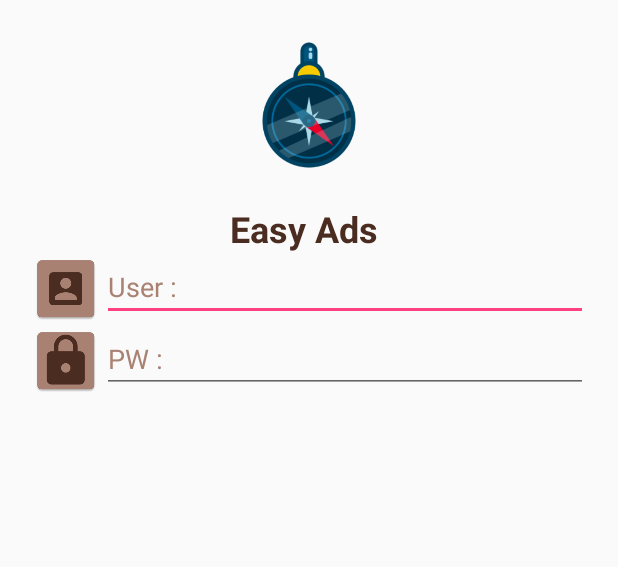
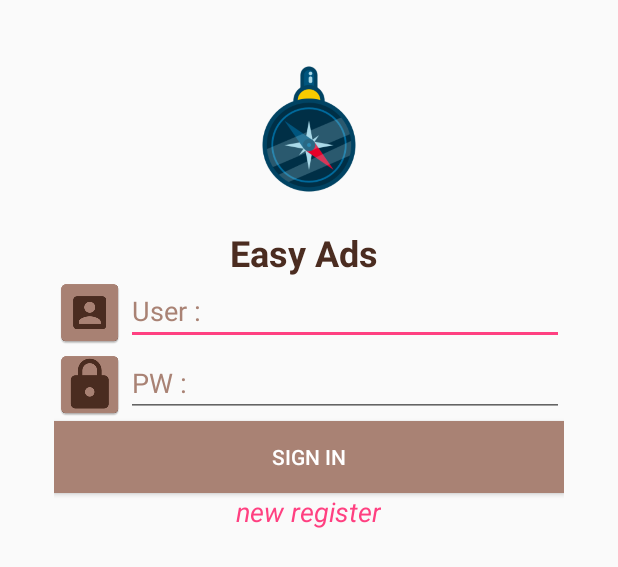
Before and after one commit to KitApp/EasyAds, an Android app: the layout fragment_main.xml on its own in the app's theme, with its tools: preview values and no code run, on a phone screen of 412 x 824 dp. Shown: the top 567 px of the screen. Run offline under Robolectric (Android 15) with nearby library versions, the phone set to English and light mode, and no system bars.

Commit message:
Design UI MainFragment Success

```diff
--- a/app/src/main/res/layout/fragment_main.xml
+++ b/app/src/main/res/layout/fragment_main.xml
@@ -10,6 +10,7 @@
 
     <!--Content-->
     <LinearLayout
+        android:padding="16dp"
         android:orientation="vertical"
         android:layout_margin="@dimen/margin1"
         android:layout_width="match_parent"
@@ -74,6 +75,20 @@
 
         </LinearLayout>
         <!--Botton-->
+        <Button
+            android:textColor="@color/white"
+            android:background="@color/colorPrimaryLight"
+            android:text="@string/sign_in"
+            android:layout_width="match_parent"
+            android:layout_height="wrap_content" />
         <!--New register-->
+        <TextView
+            android:textColor="@color/colorAccent"
+            android:textStyle="italic"
+            android:textSize="@dimen/h2"
+            android:layout_gravity="center_horizontal"
+            android:text="@string/new_register"
+            android:layout_width="wrap_content"
+            android:layout_height="wrap_content" />
     </LinearLayout>
 </RelativeLayout>
--- a/app/src/main/res/values/colors.xml
+++ b/app/src/main/res/values/colors.xml
@@ -4,4 +4,5 @@
     <color name="colorPrimaryDark">#4b2c20</color>
     <color name="colorPrimaryLight">#a98274</color>
     <color name="colorAccent">#FF4081</color>
+    <color name="white">#ffffff</color>
 </resources>
--- a/app/src/main/res/values/dimens.xml
+++ b/app/src/main/res/values/dimens.xml
@@ -4,4 +4,5 @@
     <dimen name="logo">100dp</dimen>
     <dimen name="margin1">20dp</dimen>
     <dimen name="h1">24sp</dimen>
+    <dimen name="h2">18sp</dimen>
 </resources>
--- a/app/src/main/res/values/strings.xml
+++ b/app/src/main/res/values/strings.xml
@@ -1,3 +1,5 @@
 <resources>
     <string name="app_name">"Easy Ads "</string>
+    <string name="sign_in">Sign In</string>
+    <string name="new_register">new register</string>
 </resources>
```
